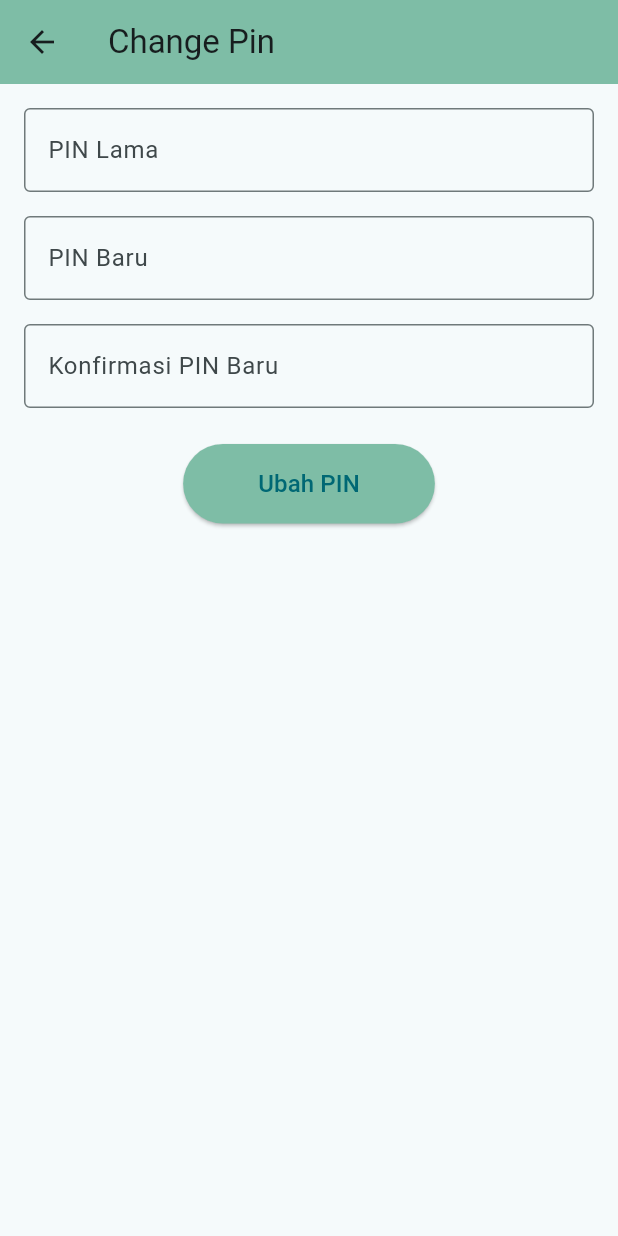
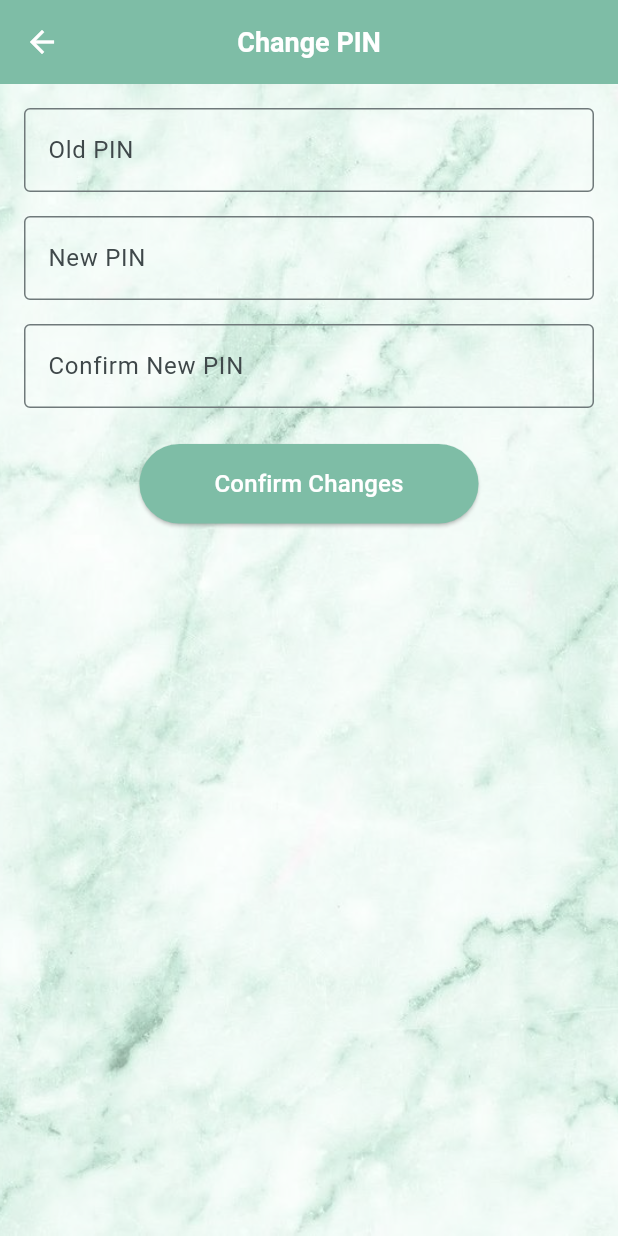
Before and after one commit to iunoz/uts_mobile_banking, a Flutter app: the ChangePinScreen screen opened directly, on a phone screen of 412 x 824 dp. Run offline on Flutter 3.47's test engine with Material 3 defaults, Android fonts, the light colour scheme and no system bars; our stand-ins replace font_awesome_flutter, image_picker, lottie, qr_flutter, shared_preferences; missing offline and left inert: qr_code_scanner; accounts and stored records are empty.

Commit message:
ganti warna dan nambahin background

```diff
--- a/lib/screens/change_pin.dart
+++ b/lib/screens/change_pin.dart
@@ -29,8 +29,8 @@ class _ChangePinScreenState extends State<ChangePinScreen> {
         ScaffoldMessenger.of(context).showSnackBar(
           SnackBar(
             content: const Text(
-            "PIN berhasil diubah",
-            style: TextStyle(color: Colors.black), // Warna teks hitam
+              "PIN successfully changed.",
+              style: TextStyle(color: Colors.white), // Warna teks hitam
             ),
             backgroundColor: const Color(0xFF7EBDA6), // Warna latar hijau
             duration: const Duration(seconds: 5), // Durasi 5 detik
@@ -47,8 +47,8 @@ class _ChangePinScreenState extends State<ChangePinScreen> {
         ScaffoldMessenger.of(context).showSnackBar(
           SnackBar(
             content: const Text(
-            "PIN baru dan konfirmasi tidak cocok",
-            style: TextStyle(color: Colors.black), // Warna teks hitam
+              "New PIN and confirmation do not match.",
+              style: TextStyle(color: Colors.white), // Warna teks hitam
             ),
             backgroundColor: const Color(0xFF7EBDA6), // Warna latar hijau
             duration: const Duration(seconds: 5), // Durasi 5 detik
@@ -62,15 +62,36 @@ class _ChangePinScreenState extends State<ChangePinScreen> {
     }
   }
 
-
   @override
   Widget build(BuildContext context) {
     return Scaffold(
       appBar: AppBar(
-        title: const Text('Change Pin'),
+        title: const Text(
+          "Change PIN",
+          style: TextStyle(
+            color: Colors.white,
+            fontWeight: FontWeight.bold,
+            fontSize: 18,
+          ),
+        ),
+        centerTitle: true,
+        foregroundColor: Colors.white,
         backgroundColor: const Color(0xFF7EBDA6),
       ),
-      body: Padding(
+      body: SafeArea(
+        child: Container(
+          decoration: const BoxDecoration(
+            image: DecorationImage(
+              image: AssetImage('assets/images/bg.jpg'),
+              fit: BoxFit.cover,
+            ),
+          ),
+          child: Stack(
+            children: [
+              Container(
+                color: Colors.white.withOpacity(0.5),
+              ),
+              Padding(
                 padding: const EdgeInsets.all(16.0),
                 child: Form(
                   key: _formKey,
@@ -80,13 +101,13 @@ class _ChangePinScreenState extends State<ChangePinScreen> {
                       TextFormField(
                         controller: _oldPinController,
                         decoration: const InputDecoration(
-                  labelText: 'PIN Lama',
+                          labelText: 'Old PIN',
                           border: OutlineInputBorder(),
                         ),
                         obscureText: true, // Agar input tidak terlihat
                         validator: (value) {
                           if (value == null || value.isEmpty) {
-                    return 'Harap masukkan PIN lama';
+                            return 'Please enter your old PIN';
                           }
                           return null;
                         },
@@ -96,16 +117,16 @@ class _ChangePinScreenState extends State<ChangePinScreen> {
                       TextFormField(
                         controller: _newPinController,
                         decoration: const InputDecoration(
-                  labelText: 'PIN Baru',
+                          labelText: 'New PIN',
                           border: OutlineInputBorder(),
                         ),
                         obscureText: true, // Agar input tidak terlihat
                         validator: (value) {
                           if (value == null || value.isEmpty) {
-                    return 'Harap masukkan PIN baru';
+                            return 'Please enter your new PIN';
                           }
                           if (value.length < 4) {
-                    return 'PIN baru harus terdiri dari 4 digit';
+                            return 'The new PIN must consist of 4 digits.';
                           }
                           return null;
                         },
@@ -115,13 +136,13 @@ class _ChangePinScreenState extends State<ChangePinScreen> {
                       TextFormField(
                         controller: _confirmPinController,
                         decoration: const InputDecoration(
-                  labelText: 'Konfirmasi PIN Baru',
+                          labelText: 'Confirm New PIN',
                           border: OutlineInputBorder(),
                         ),
                         obscureText: true, // Agar input tidak terlihat
                         validator: (value) {
                           if (value == null || value.isEmpty) {
-                    return 'Harap konfirmasi PIN baru';
+                            return 'Please confirm your new PIN';
                           }
                           return null;
                         },
@@ -136,8 +157,12 @@ class _ChangePinScreenState extends State<ChangePinScreen> {
                               horizontal: 50, vertical: 15),
                         ),
                         child: const Text(
-                  'Ubah PIN',
-                  style: TextStyle(fontSize: 16),
+                          'Confirm Changes',
+                          style: TextStyle(fontSize: 16, color: Colors.white),
+                        ),
+                      ),
+                    ],
+                  ),
                 ),
               ),
             ],
--- a/lib/screens/profile_screen.dart
+++ b/lib/screens/profile_screen.dart
@@ -236,7 +236,7 @@ class _ProfileScreenState extends State<ProfileScreen> {
                           Expanded(
                             child: _buildActionColumn(
                               icon: Icons.credit_card,
-                              label: "Change Card",
+                              label: "Change\nCard",
                               color: const Color(0xFFd99a3d),
                               onTap: () {
                                 Navigator.push(
@@ -253,7 +253,7 @@ class _ProfileScreenState extends State<ProfileScreen> {
                           Expanded(
                             child: _buildActionColumn(
                               icon: Icons.lock,
-                              label: "Change Pin",
+                              label: "Change\nPin",
                               color: const Color(0xFF009baa),
                               onTap: () {
                                 Navigator.push(
```
Also changed, not shown: lib/screens/balance_screen.dart (+38 -8 lines), lib/screens/bills_screen.dart (+42 -15 lines), lib/screens/transferhistory_screen.dart (+23 -5 lines), pubspec.lock. Lines whose indentation alone changed are shown as unchanged.
